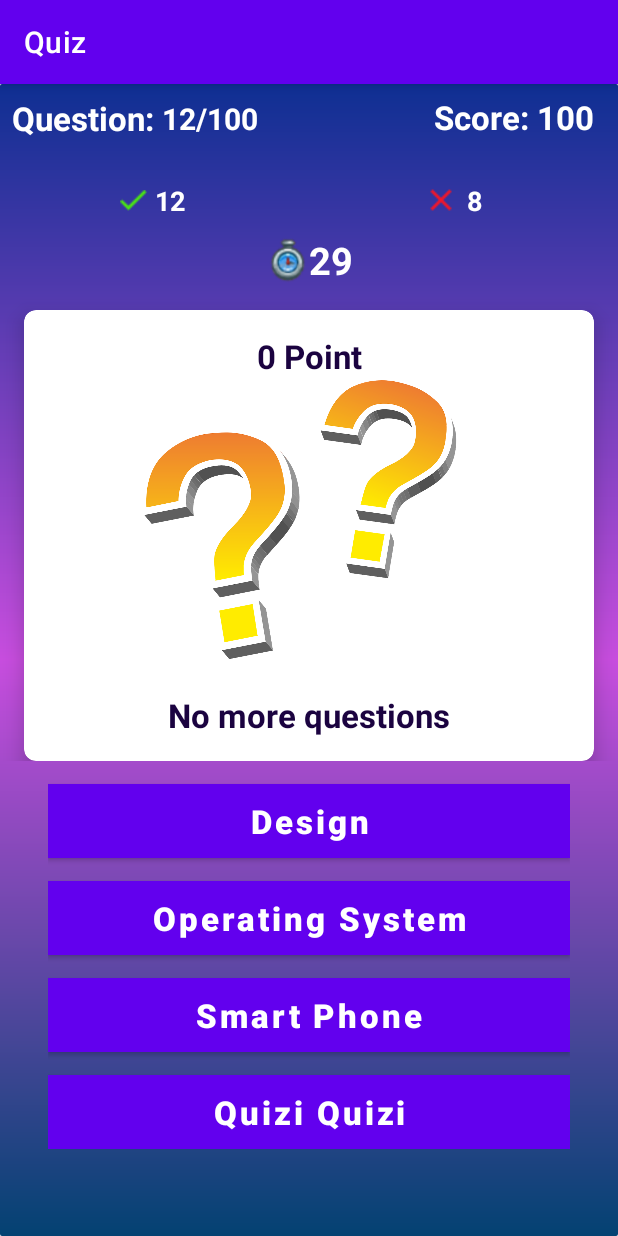
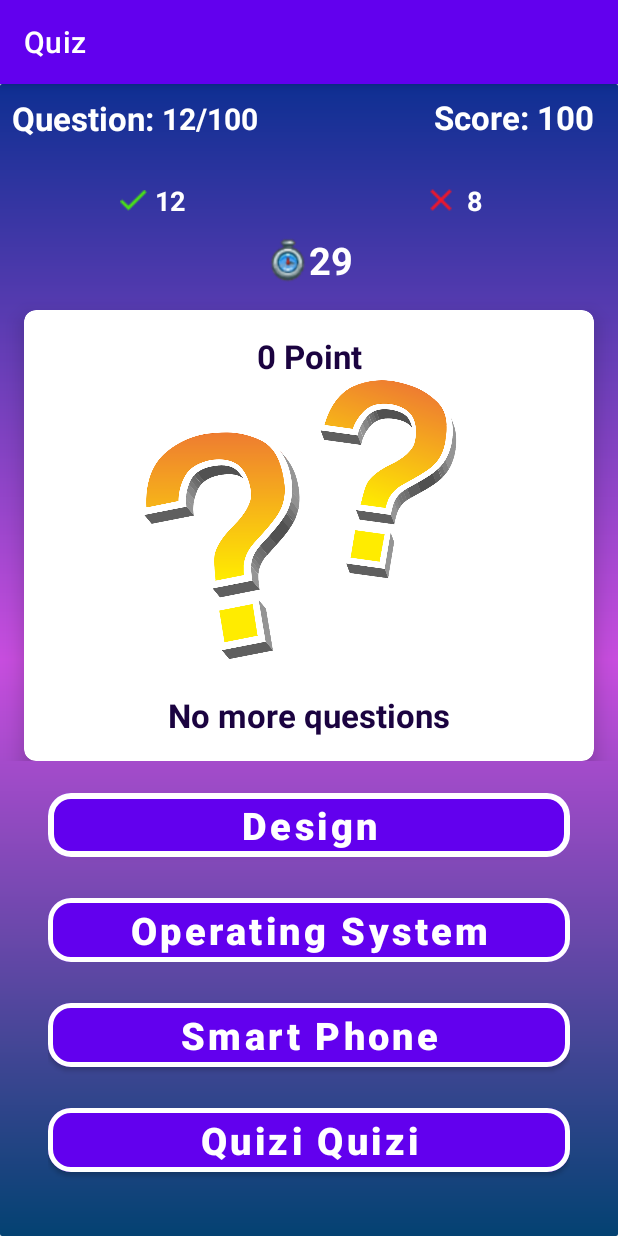
Before and after one commit to Boorhan/Quiz-Beat-The-high-Score, an Android app: the QuizActivity screen opened directly, with no data from a screen before it, on a phone screen of 412 x 824 dp. Run offline under Robolectric (Android 15) with nearby library versions, the phone set to English and light mode, and no system bars; our stand-ins replace Picasso; pictures from the network do not load.

```diff
--- a/app/build.gradle
+++ b/app/build.gradle
@@ -64,6 +64,11 @@ dependencies {
 
     kapt("androidx.room:room-compiler:2.5.2")
 
+    implementation 'com.google.android.material:material:1.3.1'
+
+    //image from link
+    implementation 'com.squareup.picasso:picasso:2.71828'
+
 
 
 }
--- a/app/src/main/java/com/example/quiz_quiz/MainActivity.kt
+++ b/app/src/main/java/com/example/quiz_quiz/MainActivity.kt
@@ -37,7 +37,7 @@ class MainActivity : AppCompatActivity() {
 
         questionViewModel.question.observe(this, {
             Log.d("Borhan", "onCreate: ${it.toString()}")
-            Toast.makeText(this, "Size: ${it.questions.size}", Toast.LENGTH_LONG).show()
+            //Toast.makeText(this, "Size: ${it.questions.size}", Toast.LENGTH_LONG).show()
 
             it.questions.iterator().forEach {q->
                 Log.d("Borhan", "Question: ${q.answers}\n Score: ${q.score}")
--- /dev/null
+++ b/app/src/main/res/anim/shake.xml
@@ -0,0 +1,12 @@
+<?xml version="1.0" encoding="utf-8"?>
+<set xmlns:android="http://schemas.android.com/apk/res/android">
+    <translate
+        android:fromXDelta="-10"
+        android:fromYDelta="0"
+        android:toXDelta="10"
+        android:toYDelta="10"
+        android:duration="50"
+    android:interpolator="@android:anim/cycle_interpolator"
+    android:repeatCount="5" />
+
+</set>
--- a/app/src/main/res/layout/activity_quiz.xml
+++ b/app/src/main/res/layout/activity_quiz.xml
@@ -152,7 +152,8 @@
 
     <androidx.constraintlayout.widget.ConstraintLayout
         android:layout_width="match_parent"
-        android:layout_height="wrap_content">
+        android:layout_height="wrap_content"
+        app:layout_constraintBottom_toTopOf="@+id/linearLayout">
 
 
         <ImageView
@@ -218,6 +219,7 @@
                         android:textColor="@color/nearBlue"
                         android:textSize="22sp"
                         android:textStyle="bold"
+
                         app:layout_constraintTop_toTopOf="parent"
                         app:layout_constraintStart_toStartOf="parent"
                         app:layout_constraintEnd_toEndOf="parent"/>
@@ -228,6 +230,7 @@
                         android:layout_width="250dp"
                         android:layout_height="200dp"
                         android:src="@drawable/quiz_logo"
+
                         app:layout_constraintTop_toBottomOf="@+id/scoreTextView"
                         app:layout_constraintStart_toStartOf="parent"
                         app:layout_constraintEnd_toEndOf="parent"
@@ -267,56 +270,60 @@
             app:layout_constraintStart_toStartOf="parent"
             app:layout_constraintVertical_bias="0.060000002">
 
-            <Button
+            <com.google.android.material.button.MaterialButton
                 android:id="@+id/buttonA"
                 android:layout_width="match_parent"
                 android:layout_height="wrap_content"
                 android:layout_marginTop="15dp"
-                android:background="@color/buttonBG"
-                android:onClick="buttonA"
                 android:text="Design"
+                app:strokeColor="@color/white"
+                app:strokeWidth="4dp"
                 android:textAllCaps="false"
                 android:textColor="@color/white"
-                android:textSize="22sp"
+                android:textSize="25sp"
+                app:cornerRadius="15dp"
                 android:textStyle="bold" />
 
-            <Button
+            <com.google.android.material.button.MaterialButton
                 android:id="@+id/buttonB"
                 android:layout_width="match_parent"
                 android:layout_height="wrap_content"
                 android:layout_marginTop="15dp"
-                android:background="@color/buttonBG"
-                android:onClick="buttonB"
                 android:text="Operating System"
+                app:strokeColor="@color/white"
+                app:strokeWidth="3dp"
                 android:textAllCaps="false"
                 android:textColor="@color/white"
-                android:textSize="22sp"
+                android:textSize="25sp"
+                app:cornerRadius="15dp"
                 android:textStyle="bold" />
 
-            <Button
+            <com.google.android.material.button.MaterialButton
                 android:id="@+id/buttonC"
                 android:layout_width="match_parent"
                 android:layout_height="wrap_content"
+                app:strokeColor="@color/white"
+                app:strokeWidth="3dp"
                 android:layout_marginTop="15dp"
-                android:background="@color/buttonBG"
-                android:onClick="buttonC"
                 android:text="Smart Phone"
                 android:textAllCaps="false"
                 android:textColor="@color/white"
-                android:textSize="22sp"
+                android:textSize="25sp"
+                app:cornerRadius="15dp"
                 android:textStyle="bold" />
 
-            <Button
+            <com.google.android.material.button.MaterialButton
                 android:id="@+id/buttonD"
                 android:layout_width="match_parent"
                 android:layout_height="wrap_content"
                 android:layout_marginTop="15dp"
-                android:background="@color/buttonBG"
-                android:onClick="buttonD"
+                app:strokeColor="@color/white"
+                app:strokeWidth="3dp"
                 android:text="Quizi Quizi"
                 android:textAllCaps="false"
                 android:textColor="@color/white"
-                android:textSize="22sp"
+                android:textSize="25sp"
+                app:cornerRadius="15dp"
                 android:textStyle="bold" />
 
         </LinearLayout>
--- a/app/src/main/res/values/colors.xml
+++ b/app/src/main/res/values/colors.xml
@@ -11,6 +11,8 @@
     <color name="colorAccent">#1E1F2A</color>
 
     <color name="green">#4CAF50</color>
+    <color name="lightGreen">#3BF134</color>
+    <color name="lightRed">#D3453B</color>
     <color name="red">#F44336</color>
 
     <color name="white">#FFFFFF</color>
```
Also changed, not shown: app/src/main/java/com/example/quiz_quiz/QuizActivity.kt (+170 -23 lines), app/src/main/res/drawable/rounded_button.xml (added, +9 -0 lines).
